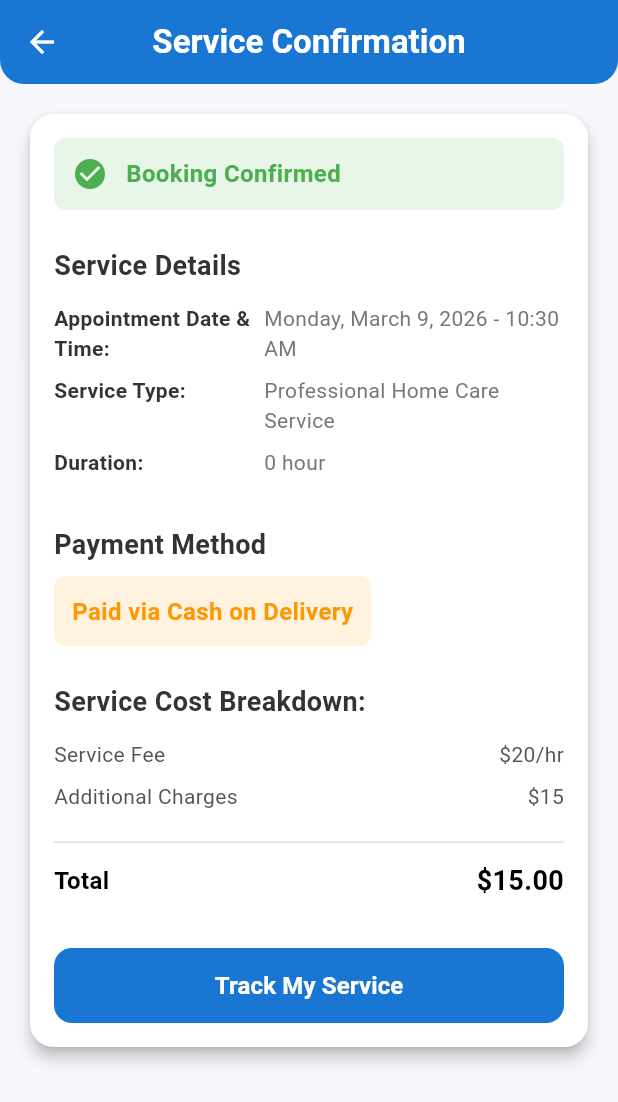
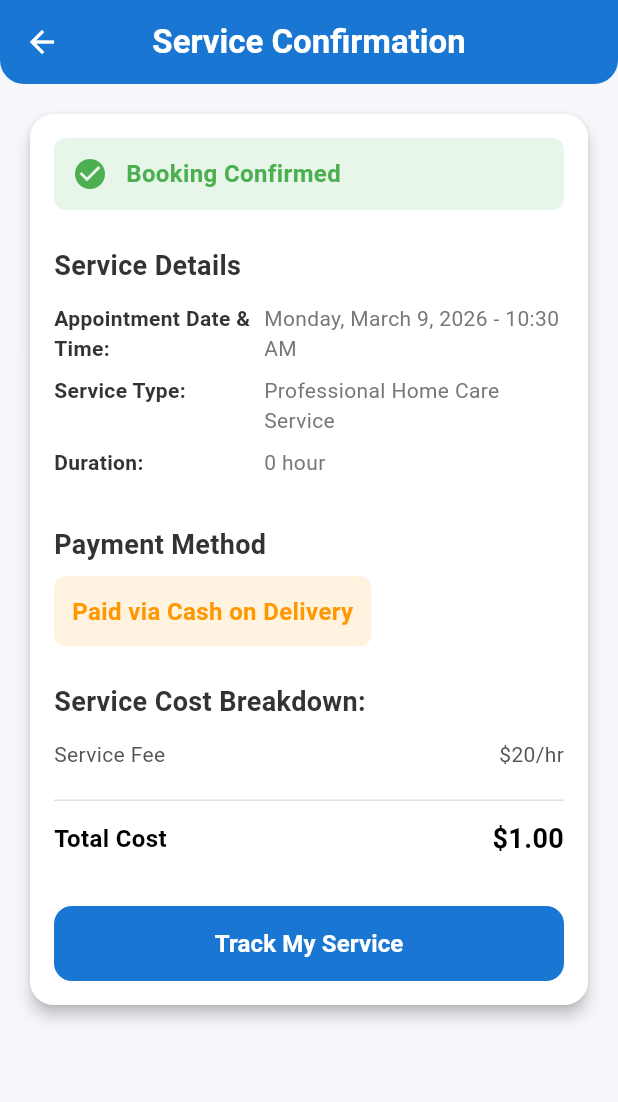
Before and after one commit to Sridharfiles/HomecareCRM, a Flutter app: the PaymentScreen screen opened directly with sample values from the repository, after a tap on "Cash on delivery", after a tap on "Proceed", on a phone screen of 412 x 824 dp. Shown: the top 1102 px of the screen. Run offline on Flutter 3.47's test engine with Material 3 defaults, Android fonts, the light colour scheme and no system bars; our stand-ins replace cloud_firestore, firebase_auth, firebase_core, font_awesome_flutter, google_sign_in; accounts and stored records are empty.

Commit message:
upi completed

```diff
--- a/lib/screens/caregiver_details_page/payment_page.dart
+++ b/lib/screens/caregiver_details_page/payment_page.dart
@@ -41,6 +41,10 @@ class _PaymentScreenState extends State<PaymentScreen> {
 
   // Price calculation
   double get subtotal {
+    // For UPI testing, return 0 to make total = 1.0
+    if (selectedPaymentMethod == 'upi') {
+      return 0.0;
+    }
     // Parse service price and multiply by selected hours
     // Remove $ and /hr, then extract only the numerical part
     final priceString =
@@ -50,7 +54,7 @@ class _PaymentScreenState extends State<PaymentScreen> {
   }
 
   double get couponDiscount => 0.0; // No coupon by default
-  double get deliveryFee => 15.0; // Fixed delivery fee (in current currency)
+  double get deliveryFee => 1.0; // Fixed delivery fee for testing (in INR for UPI)
   double get total => subtotal - couponDiscount + deliveryFee;
 
   // Get currency symbol based on payment method
@@ -455,17 +459,7 @@ class _PaymentScreenState extends State<PaymentScreen> {
                         ),
                       ],
                     ),
-                    child: Column(
-                      crossAxisAlignment: CrossAxisAlignment.start,
-                      children: [
-                        _buildTextField(
-                          'Your UPI ID (username@bankname)',
-                          Icons.account_balance_wallet,
-                          (value) => upiId = value,
-                          keyboardType: TextInputType.emailAddress,
-                        ),
-                        const SizedBox(height: 16),
-                        Container(
+                    child: Container(
                       padding: const EdgeInsets.all(12),
                       decoration: BoxDecoration(
                         color: const Color(0xFF6B63B5).withOpacity(0.1),
@@ -493,7 +487,7 @@ class _PaymentScreenState extends State<PaymentScreen> {
                           ),
                           const SizedBox(height: 8),
                           Text(
-                                'Amount: $currencySymbol${total.toStringAsFixed(2)}',
+                            'Cost: $currencySymbol${total.toStringAsFixed(2)}',
                             style: const TextStyle(
                               fontSize: 13,
                               color: Colors.black87,
@@ -502,8 +496,6 @@ class _PaymentScreenState extends State<PaymentScreen> {
                           ),
                         ],
                       ),
-                        ),
-                      ],
                     ),
                   ),
                   const SizedBox(height: 24),
@@ -673,14 +665,6 @@ class _PaymentScreenState extends State<PaymentScreen> {
       }
     }
 
-    // If UPI is selected, validate UPI ID
-    if (selectedPaymentMethod == 'upi') {
-      if (upiId.isEmpty || !upiId.contains('@')) {
-        _showError('Please enter a valid UPI ID (e.g., username@bankname)');
-        return;
-      }
-    }
-
     // Process payment
     _processPayment();
   }
@@ -707,8 +691,34 @@ class _PaymentScreenState extends State<PaymentScreen> {
           bookingId: transactionId,
         );
       } else if (selectedPaymentMethod == 'upi') {
+        // For UPI, first launch the UPI app
+        final upiLaunched = await _paymentService.initiateUpiPayment(
+          amount: total.toStringAsFixed(2),
+        );
+
+        if (!mounted) return;
+
+        if (!upiLaunched) {
+          _showError('Failed to launch UPI app. Please try again.');
+          setState(() {
+            _isProcessing = false;
+          });
+          return;
+        }
+
+        // Ask user to confirm payment completion
+        final paymentConfirmed = await _showPaymentConfirmationDialog();
+
+        if (!paymentConfirmed) {
+          _showError('Payment was not completed');
+          setState(() {
+            _isProcessing = false;
+          });
+          return;
+        }
+
+        // User confirmed payment - create payment record
         paymentResult = await _paymentService.processUPIPayment(
-          userUpiId: upiId,
           amount: total,
           bookingId: transactionId,
         );
@@ -722,27 +732,7 @@ class _PaymentScreenState extends State<PaymentScreen> {
       if (!mounted) return;
 
       if (paymentResult['success'] == true) {
-        // Create booking payment record linking booking with payment details
-        final transactionId = paymentResult['paymentId'] ?? 'TXN_${DateTime.now().millisecondsSinceEpoch}';
-
-        try {
-          await _paymentService.createBookingPayment(
-            bookingId: transactionId,
-            paymentMethod: selectedPaymentMethod,
-            amount: total,
-            userUpiId: selectedPaymentMethod == 'upi' ? upiId : null,
-            cardLast4: selectedPaymentMethod == 'paypal'
-              ? cardNumber.length >= 4
-                ? cardNumber.substring(cardNumber.length - 4)
-                : cardNumber
-              : null,
-          );
-        } catch (e) {
-          print('Warning: Could not create booking payment record: $e');
-          // Continue anyway, payment was processed
-        }
-
-        // Payment successful, navigate to confirmation screen
+        // Payment completed successfully - navigate to confirmation screen
         Navigator.pushReplacement(
           context,
           MaterialPageRoute(
@@ -752,6 +742,8 @@ class _PaymentScreenState extends State<PaymentScreen> {
               selectedTime: widget.selectedTime,
               selectedHours: widget.selectedHours,
               paymentMethod: selectedPaymentMethod,
+              cost: total,
+              paymentId: paymentResult['paymentId'] ?? transactionId,
               cardHolderName:
                   cardHolderName.isEmpty ? null : cardHolderName,
               cardNumber: cardNumber.isEmpty ? null : cardNumber,
@@ -774,6 +766,34 @@ class _PaymentScreenState extends State<PaymentScreen> {
         });
       }
     }
+  }
+
+  Future<bool> _showPaymentConfirmationDialog() async {
+    return await showDialog<bool>(
+      context: context,
+      barrierDismissible: false,
+      builder: (BuildContext context) {
+        return AlertDialog(
+          title: const Text('Payment Confirmation'),
+          content: const Text(
+            'Have you completed the UPI payment successfully?',
+          ),
+          actions: [
+            TextButton(
+              onPressed: () => Navigator.of(context).pop(false),
+              child: const Text('No, Cancel'),
+            ),
+            ElevatedButton(
+              onPressed: () => Navigator.of(context).pop(true),
+              style: ElevatedButton.styleFrom(
+                backgroundColor: const Color(0xFF1E88E5),
+              ),
+              child: const Text('Yes, Completed'),
+            ),
+          ],
+        );
+      },
+    ) ?? false;
   }
 
   void _showError(String message) {
--- a/lib/screens/caregiver_details_page/serviceconfirmation_page.dart
+++ b/lib/screens/caregiver_details_page/serviceconfirmation_page.dart
@@ -9,6 +9,8 @@ class ServiceConfirmationScreen extends StatefulWidget {
   final TimeOfDay selectedTime;
   final int selectedHours;
   final String paymentMethod;
+  final double cost;
+  final String paymentId;
   final String? cardHolderName;
   final String? cardNumber;
   final String? expiryDate;
@@ -22,6 +24,8 @@ class ServiceConfirmationScreen extends StatefulWidget {
     required this.selectedTime,
     required this.selectedHours,
     required this.paymentMethod,
+    required this.cost,
+    required this.paymentId,
     this.cardHolderName,
     this.cardNumber,
     this.expiryDate,
@@ -59,6 +63,8 @@ class _ServiceConfirmationScreenState extends State<ServiceConfirmationScreen> {
         selectedTime: widget.selectedTime,
         selectedHours: widget.selectedHours,
         paymentMethod: widget.paymentMethod,
+        cost: widget.cost,
+        paymentId: widget.paymentId,
         cardHolderName: widget.cardHolderName,
         cardNumber: widget.cardNumber,
         expiryDate: widget.expiryDate,
@@ -253,7 +259,6 @@ class _ServiceConfirmationScreenState extends State<ServiceConfirmationScreen> {
                                   _buildSectionTitle('Service Cost Breakdown:'),
                                   const SizedBox(height: 12),
                                   _buildCostRow('Service Fee', widget.service.price),
-                                  _buildCostRow('Additional Charges', '\$15'),
 
                                   Container(
                                     height: 1,
@@ -264,8 +269,8 @@ class _ServiceConfirmationScreenState extends State<ServiceConfirmationScreen> {
                                   ),
 
                                   _buildTotalRow(
-                                    'Total',
-                                    '\$${_calculateTotal()}',
+                                    'Total Cost',
+                                    '${_getCurrencySymbol()}${widget.cost.toStringAsFixed(2)}',
                                   ),
 
                                   const SizedBox(height: 32),
@@ -291,7 +296,7 @@ class _ServiceConfirmationScreenState extends State<ServiceConfirmationScreen> {
                                                         widget.paymentMethod,
                                                       ),
                                                   totalAmount:
-                                                      '\$${_calculateTotal()}',
+                                                      '${_getCurrencySymbol()}${widget.cost.toStringAsFixed(2)}',
                                                 ),
                                           ),
                                         );
@@ -327,6 +332,10 @@ class _ServiceConfirmationScreenState extends State<ServiceConfirmationScreen> {
     );
   }
 
+  String _getCurrencySymbol() {
+    return widget.paymentMethod == 'upi' ? '₹' : '\$';
+  }
+
   String _getPaymentMethodDisplay(String method) {
     switch (method) {
       case 'paypal':
@@ -338,16 +347,6 @@ class _ServiceConfirmationScreenState extends State<ServiceConfirmationScreen> {
       default:
         return method;
     }
-  }
-
-  String _calculateTotal() {
-    final priceString = widget.service.price
-        .replaceAll('\$', '')
-        .replaceAll('/hr', '')
-        .trim();
-    final servicePrice = double.parse(priceString);
-    final total = (servicePrice * widget.selectedHours) + 15;
-    return total.toStringAsFixed(2);
   }
 
   Widget _buildSectionTitle(String title) {
--- a/lib/services/bookings_services.dart
+++ b/lib/services/bookings_services.dart
@@ -10,6 +10,9 @@ class BookingService {
   // Reference to bookings collection
   CollectionReference get bookingsCollection => _firestore.collection('bookings');
 
+  // Reference to bookings_payments collection for payment linkage
+  CollectionReference get bookingsPaymentsCollection => _firestore.collection('bookings_payments');
+
   /// Create a new booking with service details
   Future<String> createBooking({
     required ServiceModel service,
@@ -17,6 +20,8 @@ class BookingService {
     required TimeOfDay selectedTime,
     required int selectedHours,
     required String paymentMethod,
+    required double cost,
+    required String paymentId,
     String? cardHolderName,
     String? cardNumber,
     String? expiryDate,
@@ -35,7 +40,7 @@ class BookingService {
       final minute = selectedTime.minute.toString().padLeft(2, '0');
       final formattedTime = '$hour:$minute $period';
 
-      // Create booking document
+      // Create booking document (only booking details, no payment info)
       final bookingData = {
         // User Information
         'userId': user.uid,
@@ -46,31 +51,45 @@ class BookingService {
         'selectedDate': selectedDate,
         'selectedTime': formattedTime,
         'selectedHours': selectedHours,
+        'serviceTitle': service.title,
+        'servicePrice': service.price,
 
-        // Payment Information
-        'paymentMethod': paymentMethod, // 'paypal', 'cash', or 'upi'
+        // Status and timestamps
+        'bookingStatus': 'pending',
+        'createdAt': Timestamp.now(),
+        'updatedAt': Timestamp.now(),
       };
-
-      // Add payment method specific details
-      if (paymentMethod == 'paypal') {
-        bookingData['cardHolderName'] = cardHolderName;
-        bookingData['cardNumber'] = cardNumber;
-        bookingData['expiryDate'] = expiryDate;
-        bookingData['cvv'] = cvv;
-      } else if (paymentMethod == 'upi') {
-        bookingData['upiId'] = upiId;
-      }
-      // For 'cash', no additional payment details are stored
-
-      // Add status and timestamps
-      bookingData['bookingStatus'] = 'pending';
-      bookingData['createdAt'] = Timestamp.now();
-      bookingData['updatedAt'] = Timestamp.now();
 
       // Add booking to Firestore
       DocumentReference docRef = await bookingsCollection.add(bookingData);
+      final bookingId = docRef.id;
 
-      return docRef.id; // Return booking ID
+      // Create booking_payment record linking booking with payment details
+      final bookingPaymentData = <String, dynamic>{
+        'bookingId': bookingId,
+        'paymentId': paymentId,
+        'userId': user.uid,
+        'paymentMethod': paymentMethod, // 'paypal', 'cash', or 'upi'
+        'cost': cost, // Total cost of service
+        'currency': paymentMethod == 'upi' ? 'INR' : 'USD',
+        'createdAt': Timestamp.now(),
+        'updatedAt': Timestamp.now(),
+      };
+
+      // Add payment method specific details to booking_payment
+      if (paymentMethod == 'paypal') {
+        if (cardHolderName != null) bookingPaymentData['cardHolderName'] = cardHolderName;
+        if (cardNumber != null) bookingPaymentData['cardNumber'] = cardNumber;
+        if (expiryDate != null) bookingPaymentData['expiryDate'] = expiryDate;
+        if (cvv != null) bookingPaymentData['cvv'] = cvv;
+      } else if (paymentMethod == 'upi') {
+        if (upiId != null) bookingPaymentData['upiId'] = upiId;
+      }
+
+      // Add booking_payment record to Firestore
+      await bookingsPaymentsCollection.add(bookingPaymentData);
+
+      return bookingId; // Return booking ID
     } catch (e) {
       print('Error creating booking: $e');
       rethrow;
--- a/pubspec.yaml
+++ b/pubspec.yaml
@@ -41,6 +41,7 @@ dependencies:
   google_sign_in: ^7.2.0
   cloud_firestore: ^6.1.2
   firebase_storage: ^13.0.6
+  url_launcher: ^6.3.0
 
 dev_dependencies:
   flutter_launcher_icons: ^0.14.4
```
Also changed, not shown: lib/screens/caregiver_details_page/confirmbook_page.dart (+26 -11 lines), lib/services/payment_services.dart (+56 -18 lines), pubspec.lock, 11 other files. Lines whose indentation alone changed are shown as unchanged.
